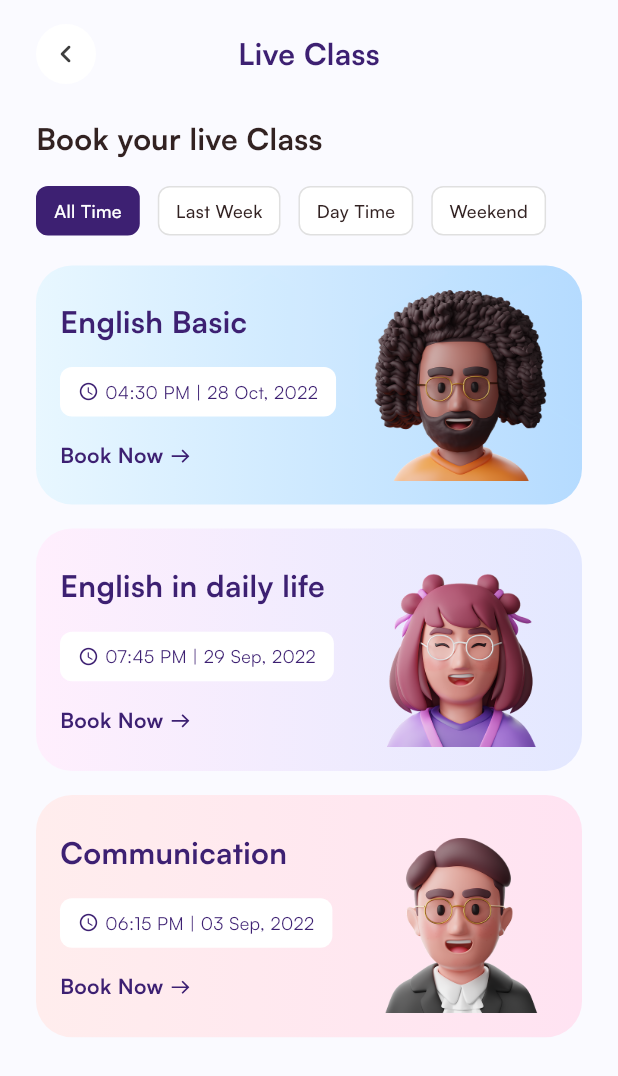
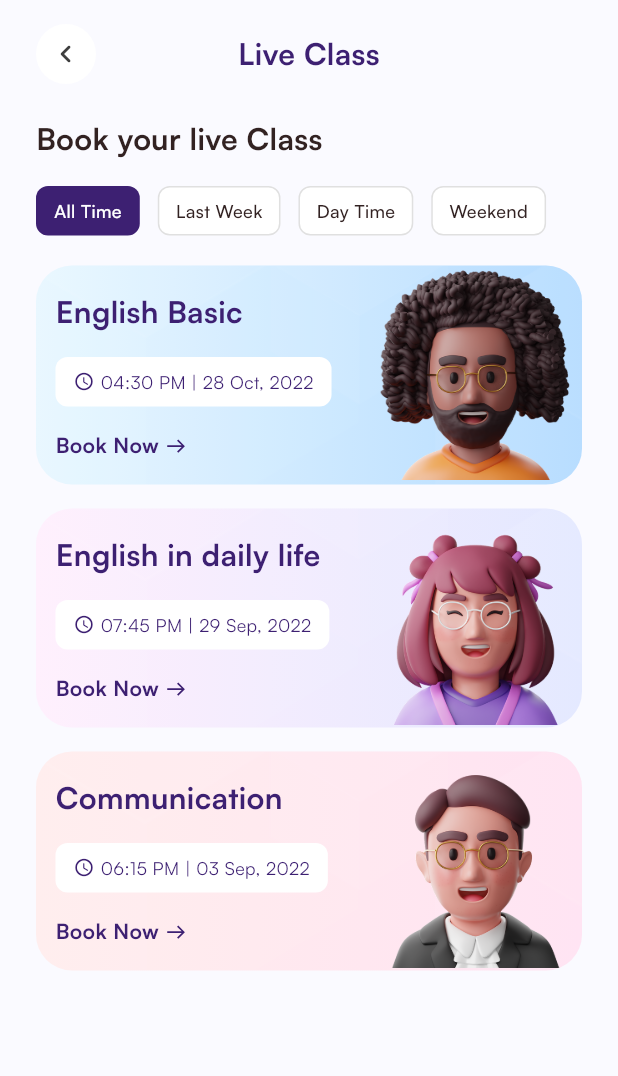
Before and after one commit to SherazAli-67/online-courses-app-ui, a Flutter app: the _LiveClassView screen opened directly, on a phone screen of 412 x 824 dp. Shown: the top 1076 px of the screen. Run offline on Flutter 3.47's test engine with Material 3 defaults, Android fonts, the phone set to English and light mode, and no system bars; our stand-ins replace flutter_svg, go_router.

Commit message:
Online Course App - Live class screen UI completed

```diff
--- a/lib/presentation/screens/live_class_screen.dart
+++ b/lib/presentation/screens/live_class_screen.dart
@@ -115,16 +115,15 @@ class _LiveClassView extends StatelessWidget {
         image: DecorationImage(
           image: AssetImage(AssetRes.bannerBg),
           fit: .cover,
-          opacity: 0.15,
         ),
       ),
-      child: Padding(
-        padding: .all(NumberConstant.cardPaddingV),
       child: Row(
         spacing: NumberConstant.itemSpacing,
         children: [
           Expanded(
             flex: 3,
+            child: Padding(
+              padding: const .symmetric(horizontal: NumberConstant.cardPaddingH, vertical: NumberConstant.cardPaddingV),
               child: Column(
                 crossAxisAlignment: .start,
                 spacing: NumberConstant.cardSpacing,
@@ -167,13 +166,13 @@ class _LiveClassView extends StatelessWidget {
                 ],
               ),
             ),
+          ),
           Expanded(
             flex: 2,
             child: Image.asset(liveClass.imagePath, fit: .contain),
           ),
         ],
       ),
-      ),
     );
   }
 }
```
Lines whose indentation alone changed are shown as unchanged.
